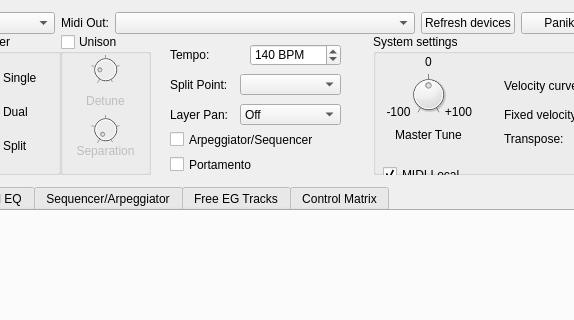
Qt form src/View/QAN1xEditor.ui (thefinalcutbg/QAN1xEditor) before a commit; both pictures show x 302 to 876 and y 0 to 320 of the 1233 by 942 pixel window.
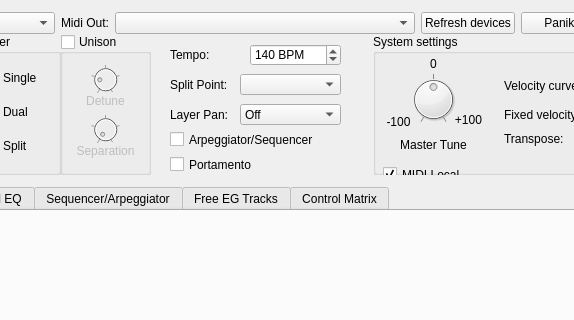
The same form after that commit. Custom widgets are drawn as their Qt base class.

Diff of the .ui file:
```diff
--- a/src/View/QAN1xEditor.ui
+++ b/src/View/QAN1xEditor.ui
@@ -610,7 +610,7 @@
               <property name="geometry">
                <rect>
                 <x>20</x>
-                <y>20</y>
+                <y>30</y>
                 <width>51</width>
                 <height>31</height>
                </rect>
@@ -819,8 +819,8 @@
              <property name="geometry">
               <rect>
                <x>0</x>
-               <y>90</y>
-               <width>111</width>
+               <y>100</y>
+               <width>121</width>
                <height>21</height>
               </rect>
              </property>
@@ -839,8 +839,8 @@
               <rect>
                <x>30</x>
                <y>40</y>
-               <width>51</width>
-               <height>41</height>
+               <width>61</width>
+               <height>51</height>
               </rect>
              </property>
              <property name="sizePolicy">
@@ -883,10 +883,10 @@
             <widget class="QLabel" name="label_3">
              <property name="geometry">
               <rect>
-               <x>30</x>
+               <x>40</x>
                <y>20</y>
-               <width>51</width>
-               <height>16</height>
+               <width>41</width>
+               <height>20</height>
               </rect>
              </property>
              <property name="text">
@@ -900,7 +900,7 @@
              <property name="geometry">
               <rect>
                <x>0</x>
-               <y>70</y>
+               <y>80</y>
                <width>51</width>
                <height>16</height>
               </rect>
@@ -915,10 +915,10 @@
             <widget class="QLabel" name="label_10">
              <property name="geometry">
               <rect>
-               <x>60</x>
-               <y>70</y>
+               <x>70</x>
+               <y>76</y>
                <width>51</width>
-               <height>16</height>
+               <height>20</height>
               </rect>
              </property>
              <property name="text">
```
